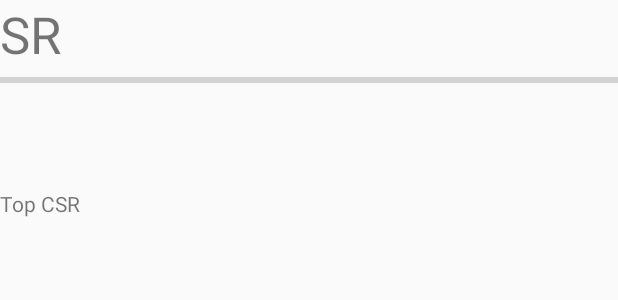
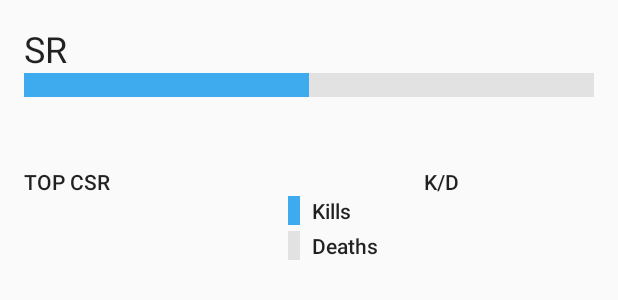
Before and after one commit to exallium/H5StatsTracker, an Android app: the layout servicereport_arena_summary.xml on its own in the app's theme, with its tools: preview values and no code run, on a phone screen of 412 x 824 dp. Shown: the top 300 px of the screen. Run offline under Robolectric (Android 15) with nearby library versions, the phone set to English and light mode, and no system bars.

Commit message:
Add start to Arena Summary

```diff
--- a/app/build.gradle
+++ b/app/build.gradle
@@ -75,6 +75,9 @@ dependencies {
     compile 'com.exallium.h5:lib:1.1'
     compile 'nl.komponents.kovenant:kovenant-core:2.9.0'
     compile 'nl.komponents.kovenant:kovenant-combine:2.9.0'
+    compile 'nl.komponents.kovenant:kovenant-android:2.9.0'
+
+    compile 'com.squareup.picasso:picasso:2.5.2'
 
     testCompile 'junit:junit:4.12'
     testCompile "org.robolectric:robolectric:3.0"
--- a/app/src/main/AndroidManifest.xml
+++ b/app/src/main/AndroidManifest.xml
@@ -8,7 +8,7 @@
                  android:icon="@mipmap/ic_launcher"
                  android:theme="@style/AppTheme">
 
-        <activity android:name=".MainActivity">
+        <activity android:name=".MainActivity" android:screenOrientation="sensorPortrait">
             <intent-filter>
                 <action android:name="android.intent.action.MAIN" />
                 <category android:name="android.intent.category.LAUNCHER" />
--- a/app/src/main/kotlin/com/exallium/h5statstracker/app/views/infographic/InfographicView.kt
+++ b/app/src/main/kotlin/com/exallium/h5statstracker/app/views/infographic/InfographicView.kt
@@ -2,12 +2,14 @@ package com.exallium.h5statstracker.app.views.infographic
 
 import android.content.Context
 import android.view.LayoutInflater
+import android.view.ViewGroup
 import android.widget.FrameLayout
 
 abstract class InfographicView<in T>(context: Context, val layoutId: Int) : FrameLayout(context) {
 
     init {
         LayoutInflater.from(context).inflate(layoutId, this)
+        layoutParams = FrameLayout.LayoutParams(ViewGroup.LayoutParams.MATCH_PARENT, ViewGroup.LayoutParams.WRAP_CONTENT)
     }
 
     public abstract fun render(data: T)
--- a/app/src/main/kotlin/com/exallium/h5statstracker/app/views/infographic/impl/servicereports/arena/viewmodels.kt
+++ b/app/src/main/kotlin/com/exallium/h5statstracker/app/views/infographic/impl/servicereports/arena/viewmodels.kt
@@ -10,8 +10,8 @@ import com.exallium.h5statstracker.app.views.infographic.SimpleViewModel
 public class ArenaServiceRecordDataFactory(val mainController: MainController, val bundle: Bundle?) : InfographicDataFactory<ArenaResult> {
     override fun getViewModels(fn: (List<InfographicViewModel<ArenaResult>>) -> Unit) {
 
-        val promise = mainController.onRequestArenaServiceRecord(bundle)
-        promise.success { fn(listOf(HeaderViewModel(it))) }
+        val promise = mainController.statsService.onRequestArenaServiceRecord(bundle)
+        promise.success { it?.let { fn(listOf(HeaderViewModel(it))) } }
     }
 
 }
--- a/app/src/main/kotlin/com/exallium/h5statstracker/app/views/infographic/impl/servicereports/arena/views.kt
+++ b/app/src/main/kotlin/com/exallium/h5statstracker/app/views/infographic/impl/servicereports/arena/views.kt
@@ -4,9 +4,10 @@ import android.content.Context
 import android.widget.TextView
 import com.exallium.h5.api.models.stats.servicerecords.ArenaResult
 import com.exallium.h5statstracker.app.R
+import com.exallium.h5statstracker.app.services.MetadataService
 import com.exallium.h5statstracker.app.views.infographic.InfographicView
 
-val getArenaInfographicViewByType = { viewType: Int, context: Context ->
+val getArenaInfographicViewByType = { viewType: Int, context: Context, metadataService: MetadataService ->
     when (viewType) {
         0 -> HeaderView(context)
         else -> throw IllegalStateException("Unknown ViewType %d".format(viewType))
--- /dev/null
+++ b/app/src/main/res/drawable/progress_bar.xml
@@ -0,0 +1,26 @@
+<?xml version="1.0" encoding="utf-8"?>
+<layer-list xmlns:android="http://schemas.android.com/apk/res/android">
+
+    <item android:id="@android:id/background">
+        <shape>
+            <solid android:color="@color/halo_lt_grey" />
+        </shape>
+    </item>
+
+    <item android:id="@android:id/secondaryProgress">
+        <clip>
+            <shape>
+                <solid android:color="@color/button_material_dark" />
+            </shape>
+        </clip>
+    </item>
+
+    <item android:id="@android:id/progress">
+        <clip>
+            <shape>
+                <solid android:color="@color/halo_blue" />
+            </shape>
+        </clip>
+    </item>
+
+</layer-list>
--- a/app/src/main/res/layout/servicereport_arena_summary.xml
+++ b/app/src/main/res/layout/servicereport_arena_summary.xml
@@ -1,22 +1,26 @@
 <?xml version="1.0" encoding="utf-8"?>
 <LinearLayout xmlns:android="http://schemas.android.com/apk/res/android"
               android:orientation="vertical"
+              android:padding="16dp"
               android:layout_width="match_parent"
               android:layout_height="match_parent">
     <TextView
             android:layout_width="match_parent"
             android:layout_height="wrap_content"
-            android:textSize="@dimen/abc_text_size_display_1_material"
+            android:textAppearance="@style/TextAppearance.AppCompat.Headline"
             android:text="@string/sr"
             android:id="@+id/service_rank" />
     <ProgressBar
             style="@style/Widget.AppCompat.ProgressBar.Horizontal"
+            android:progressDrawable="@drawable/progress_bar"
             android:id="@+id/xp_progress_bar"
             android:indeterminate="false"
+            android:progress="50"
             android:layout_width="match_parent"
             android:layout_height="wrap_content"/>
     <TextView android:layout_width="match_parent"
               android:layout_height="wrap_content"
+              android:textAppearance="@style/TextAppearance.AppCompat.Body2"
               android:id="@+id/xp_progress_text" />
     <LinearLayout
             android:orientation="horizontal"
@@ -26,19 +30,61 @@
                       android:layout_width="wrap_content"
                       android:layout_height="wrap_content">
             <TextView android:id="@+id/top_variant_name"
+                      android:textAppearance="@style/TextAppearance.AppCompat.Title"
                       android:layout_width="wrap_content"
-                      android:layout_height="wrap_content"
-                      android:textSize="@dimen/abc_text_size_display_1_material" />
+                      android:layout_height="wrap_content" />
             <TextView android:layout_width="wrap_content"
                       android:layout_height="wrap_content"
+                      android:textAppearance="@style/TextAppearance.AppCompat.Body2"
                       android:text="@string/top_csr" />
-            <ImageView android:layout_width="72dp"
-                       android:layout_height="72dp"
-                       android:padding="16dp"
+            <!-- TODO: Use metrics circle -->
+            <ImageView android:layout_width="160dp"
+                       android:layout_height="160dp"
+                       android:paddingTop="16dp"
                        android:id="@+id/csr_image" />
         </LinearLayout>
-        <LinearLayout android:layout_width="wrap_content" android:layout_height="wrap_content">
-
+        <LinearLayout android:orientation="vertical"
+                      android:layout_weight="1"
+                      android:layout_width="0dip"
+                      android:paddingLeft="16dp"
+                      android:layout_height="wrap_content">
+            <TextView android:layout_width="match_parent"
+                      android:layout_height="wrap_content"
+                      android:gravity="center_horizontal"
+                      android:textAppearance="@style/TextAppearance.AppCompat.Title"
+                      android:id="@+id/kdr" />
+            <TextView android:layout_width="match_parent"
+                      android:layout_height="wrap_content"
+                      android:text="@string/kd"
+                      android:gravity="center_horizontal"
+                      android:textAppearance="@style/TextAppearance.AppCompat.Body2" />
+            <LinearLayout android:orientation="horizontal" android:layout_width="match_parent" android:layout_height="wrap_content">
+                <View android:layout_width="8dp" android:layout_height="match_parent" android:background="@color/halo_blue" />
+                <Space android:layout_width="8dp" android:layout_height="match_parent" />
+                <TextView android:layout_width="0dip"
+                          android:text="@string/kills"
+                          android:textAppearance="@style/TextAppearance.AppCompat.Body2"
+                          android:layout_height="wrap_content"
+                          android:layout_weight="1"/>
+                <TextView android:layout_width="wrap_content"
+                          android:layout_height="wrap_content"
+                          android:textAppearance="@style/TextAppearance.AppCompat.Body2"
+                          android:id="@+id/total_kills" />
+            </LinearLayout>
+            <Space android:layout_width="match_parent" android:layout_height="4dp"/>
+            <LinearLayout android:orientation="horizontal" android:layout_width="match_parent" android:layout_height="wrap_content">
+                <View android:layout_width="8dp" android:layout_height="match_parent" android:background="@color/halo_lt_grey" />
+                <Space android:layout_width="8dp" android:layout_height="match_parent" />
+                <TextView android:layout_width="0dip"
+                          android:text="@string/deaths"
+                          android:textAppearance="@style/TextAppearance.AppCompat.Body2"
+                          android:layout_height="wrap_content"
+                          android:layout_weight="1"/>
+                <TextView android:id="@+id/total_deaths"
+                          android:layout_width="wrap_content"
+                          android:textAppearance="@style/TextAppearance.AppCompat.Body2"
+                          android:layout_height="wrap_content" />
+            </LinearLayout>
         </LinearLayout>
     </LinearLayout>
 </LinearLayout>
--- a/app/src/main/res/layout/servicereport_header.xml
+++ b/app/src/main/res/layout/servicereport_header.xml
@@ -1,6 +1,11 @@
 <?xml version="1.0" encoding="utf-8"?>
 <TextView xmlns:android="http://schemas.android.com/apk/res/android"
               android:id="@+id/header_title"
+              android:textAppearance="@style/TextAppearance.AppCompat.Display1"
               android:layout_width="match_parent"
+              android:paddingStart="16dp"
+              android:paddingLeft="16dp"
+              android:paddingRight="16dp"
+              android:paddingEnd="16dp"
               android:layout_height="match_parent">
 </TextView>
--- a/app/src/main/res/layout/toolbar.xml
+++ b/app/src/main/res/layout/toolbar.xml
@@ -4,6 +4,8 @@
               android:minHeight="?attr/actionBarSize"
               android:layout_height="?attr/actionBarSize">
     <TextView android:id="@+id/toolbar_title"
+              android:textAppearance="@style/TextAppearance.AppCompat.Title"
+              android:gravity="center_vertical"
               android:layout_width="wrap_content"
               android:layout_height="match_parent"/>
 </android.support.v7.widget.Toolbar>
--- /dev/null
+++ b/app/src/main/res/values/colors.xml
@@ -0,0 +1,5 @@
+<?xml version="1.0" encoding="utf-8"?>
+<resources>
+    <color name="halo_blue">#FF3DABEE</color>
+    <color name="halo_lt_grey">#FFE2E2E2</color>
+</resources>
--- a/app/src/main/res/values/strings.xml
+++ b/app/src/main/res/values/strings.xml
@@ -9,5 +9,8 @@
 
     <!-- Service Record Summary -->
     <string name="sr">SR</string>
-    <string name="top_csr">Top CSR</string>
+    <string name="top_csr">TOP CSR</string>
+    <string name="kd">K/D</string>
+    <string name="kills">Kills</string>
+    <string name="deaths">Deaths</string>
 </resources>
```
Also changed, not shown: app/src/main/kotlin/com/exallium/h5statstracker/app/MainActivity.kt (+8 -0 lines), app/src/main/kotlin/com/exallium/h5statstracker/app/MainController.kt (+4 -45 lines), app/src/main/kotlin/com/exallium/h5statstracker/app/ViewUtils.kt (+6 -5 lines), app/src/main/kotlin/com/exallium/h5statstracker/app/services/MetadataService.kt (added, +56 -0 lines), app/src/main/kotlin/com/exallium/h5statstracker/app/services/StatsService.kt (added, +49 -0 lines), app/src/main/kotlin/com/exallium/h5statstracker/app/views/infographic/InfographicAdapter.kt (+5 -3 lines), app/src/main/kotlin/com/exallium/h5statstracker/app/views/infographic/impl/servicereports/summary/viewmodels.kt (+34 -23 lines), app/src/main/kotlin/com/exallium/h5statstracker/app/views/infographic/impl/servicereports/summary/views.kt (+29 -6 lines), 1 other file.
